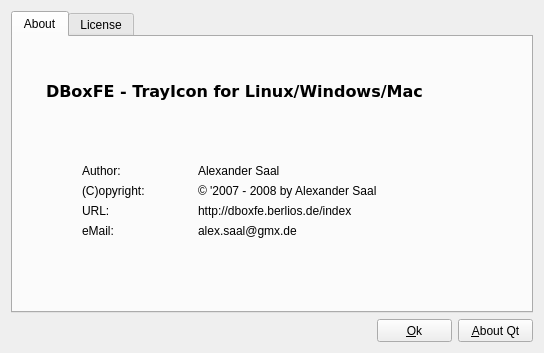
First picture: the form in tray/ui/about.ui, repository LasDesu/DBoxFE, before the edit.
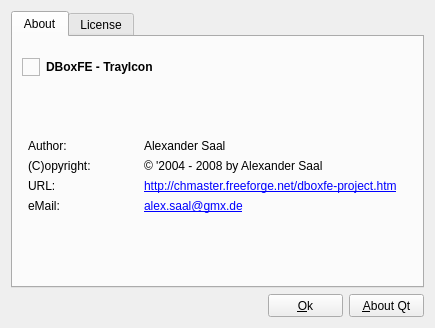
Second picture: the form after the edit. Icons and pictures are not drawn.

What changed in the file:
```diff
--- a/tray/ui/about.ui
+++ b/tray/ui/about.ui
@@ -5,20 +5,20 @@
    <rect>
     <x>0</x>
     <y>0</y>
-    <width>544</width>
-    <height>353</height>
+    <width>435</width>
+    <height>328</height>
    </rect>
   </property>
   <property name="minimumSize" >
    <size>
-    <width>544</width>
-    <height>353</height>
+    <width>435</width>
+    <height>328</height>
    </size>
   </property>
   <property name="maximumSize" >
    <size>
-    <width>544</width>
-    <height>353</height>
+    <width>435</width>
+    <height>328</height>
    </size>
   </property>
   <property name="windowTitle" >
@@ -38,9 +38,9 @@
       <attribute name="title" >
        <string>About</string>
       </attribute>
-      <layout class="QGridLayout" name="glTrayAboutTab" >
-       <item row="0" column="0" colspan="3" >
-        <spacer name="vsTrayAboutTop" >
+      <layout class="QGridLayout" name="gridLayout" >
+       <item row="0" column="1" >
+        <spacer name="vs1" >
          <property name="orientation" >
           <enum>Qt::Vertical</enum>
          </property>
@@ -74,6 +74,12 @@
              <height>18</height>
             </size>
            </property>
+           <property name="frameShape" >
+            <enum>QFrame::StyledPanel</enum>
+           </property>
+           <property name="frameShadow" >
+            <enum>QFrame::Sunken</enum>
+           </property>
            <property name="pixmap" >
             <pixmap resource="../resource/tray.qrc" >:/dboxfe_image</pixmap>
            </property>
@@ -83,17 +89,13 @@
           <widget class="QLabel" name="labelTrayAboutApplication" >
            <property name="font" >
             <font>
-             <family>Verdana</family>
-             <pointsize>12</pointsize>
+             <pointsize>9</pointsize>
              <weight>75</weight>
-             <italic>false</italic>
              <bold>true</bold>
-             <underline>false</underline>
-             <strikeout>false</strikeout>
             </font>
            </property>
            <property name="text" >
-            <string>DBoxFE - TrayIcon for Linux/Windows/Mac</string>
+            <string>DBoxFE - TrayIcon</string>
            </property>
           </widget>
          </item>
@@ -139,7 +141,7 @@
         </spacer>
        </item>
        <item row="3" column="1" >
-        <layout class="QVBoxLayout" name="vlTrayAbout" >
+        <layout class="QVBoxLayout" >
          <property name="spacing" >
           <number>6</number>
          </property>
@@ -147,7 +149,7 @@
           <number>0</number>
          </property>
          <item>
-          <layout class="QHBoxLayout" name="hlTrayAboutAuthor" >
+          <layout class="QHBoxLayout" name="hlAuthor" >
            <property name="spacing" >
             <number>6</number>
            </property>
@@ -183,7 +185,7 @@
           </layout>
          </item>
          <item>
-          <layout class="QHBoxLayout" name="hlTrayAboutCopyright" >
+          <layout class="QHBoxLayout" name="hlCopyright" >
            <property name="spacing" >
             <number>6</number>
            </property>
@@ -212,14 +214,14 @@
            <item>
             <widget class="QLabel" name="labelTrayAboutCopyright" >
              <property name="text" >
-              <string>© '2007 - 2008 by Alexander Saal</string>
+              <string>© '2004 - 2008 by Alexander Saal</string>
              </property>
             </widget>
            </item>
           </layout>
          </item>
          <item>
-          <layout class="QHBoxLayout" name="hlTrayAboutUrl" >
+          <layout class="QHBoxLayout" name="hlUrl" >
            <property name="spacing" >
             <number>6</number>
            </property>
@@ -251,14 +253,14 @@
               <cursorShape>PointingHandCursor</cursorShape>
              </property>
              <property name="text" >
-              <string>http://dboxfe.berlios.de/index</string>
+              <string>&lt;a href="http://chmaster.freeforge.net/dboxfe-project.htm">http://chmaster.freeforge.net/dboxfe-project.htm&lt;/a></string>
              </property>
             </widget>
            </item>
           </layout>
          </item>
          <item>
-          <layout class="QHBoxLayout" name="hlTrayAboutMail" >
+          <layout class="QHBoxLayout" name="hlEMail" >
            <property name="spacing" >
             <number>6</number>
            </property>
@@ -290,7 +292,10 @@
               <cursorShape>PointingHandCursor</cursorShape>
              </property>
              <property name="text" >
-              <string>alex.saal@gmx.de</string>
+              <string>&lt;a href="mailto:alex.saal@gmx.de">alex.saal@gmx.de&lt;/a></string>
+             </property>
+             <property name="openExternalLinks" >
+              <bool>true</bool>
              </property>
             </widget>
            </item>
@@ -333,13 +338,7 @@
     </widget>
    </item>
    <item row="1" column="0" >
-    <layout class="QHBoxLayout" name="hlOk" >
-     <property name="spacing" >
-      <number>6</number>
-     </property>
-     <property name="margin" >
-      <number>0</number>
-     </property>
+    <layout class="QHBoxLayout" name="horizontalLayout" >
      <item>
       <spacer name="hsTrayAboutOk" >
        <property name="orientation" >
@@ -347,7 +346,7 @@
        </property>
        <property name="sizeHint" stdset="0" >
         <size>
-         <width>81</width>
+         <width>118</width>
          <height>20</height>
         </size>
        </property>
```
Left out of the diff: 79 changed lines with no effect on the pictures.
